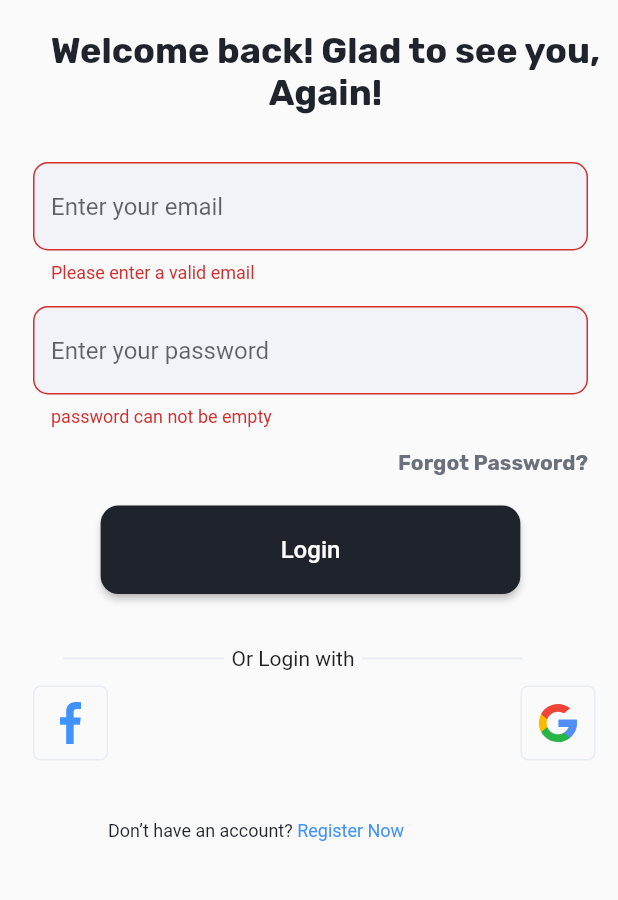
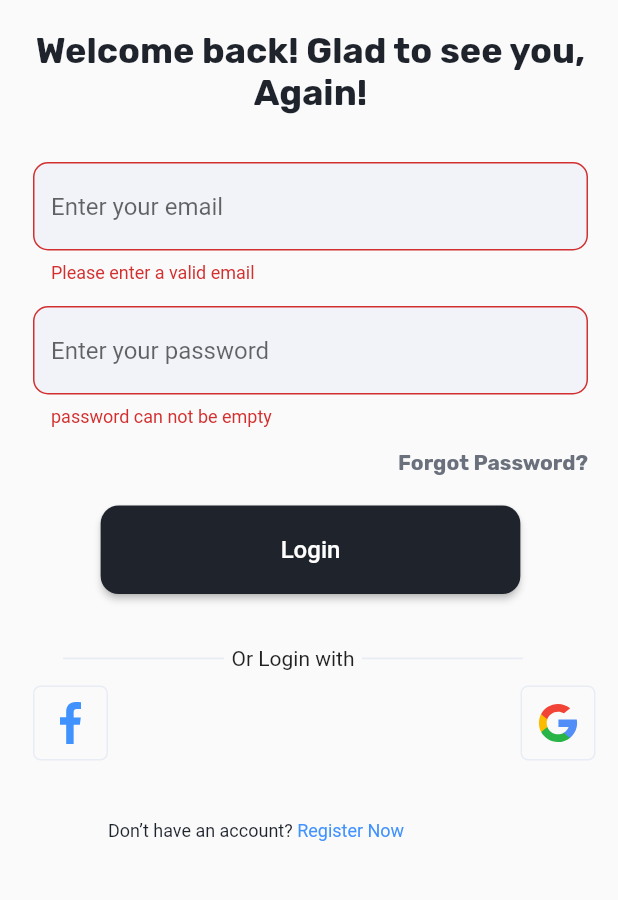
Before and after one commit to aminemharzi/Lkhdma_lik, a Flutter app: the screen it shows after launch, after a tap on "Login", on a phone screen of 412 x 824 dp, the part 108-1008 px from its top. Run offline on Flutter 3.47's test engine with Material 2 defaults, Android fonts, the phone set to English and light mode, and no system bars; our stand-ins replace email_validator, firebase_auth, firebase_core, flutter_svg, get, google_fonts and 5 more; accounts and stored records are empty; Roboto replaces fonts that are missing (Rubik Medium).

```diff
--- a/lib/Entreprise/Account/Login.dart
+++ b/lib/Entreprise/Account/Login.dart
@@ -75,13 +75,16 @@ class _LoginState extends State<Login> {
             SizedBox(
               height: 20,
             ),
-            Center(
+            Padding(padding: EdgeInsets.only(right: 20),
+            child:
+             Center(
                 child: Text("Welcome back! Glad to see you, Again!",
                     textAlign: TextAlign.center,
                     style: GoogleFonts.rubik(
                         fontSize: 24,
                         fontWeight: FontWeight.bold,
-                        color: Color(0xff1E232C)))),
+                        color: Color(0xff1E232C)))),),
+
             SizedBox(
               height: 32,
             ),
@@ -234,7 +237,7 @@ class _LoginState extends State<Login> {
                                           String reponse = await account.login(email.text, password.text);
 
                                           print(reponse.toString());
-                                          if(reponse.toString()=="NOT_EMAIL"){
+                                          if(reponse.toString()=="NOT EMAIL"){
                                             final snackBar = SnackBar(
                                                   content: Text("Email does not exist", style: TextStyle(color: Colors.white),),
                                                   backgroundColor: Colors.red,
--- a/lib/Entreprise/Home/Home.dart
+++ b/lib/Entreprise/Home/Home.dart
@@ -99,7 +99,7 @@ class _HomeEntrepriseState extends State<HomeEntreprise> {
   void initState() {
     // TODO: implement initState
     super.initState();
-    print("The google name"+FirebaseAuth.instance.currentUser!.displayName!);
+    //print("The google name"+FirebaseAuth.instance.currentUser!.displayName!);
   }
   List jobs = ["Designer", "Programmer", "Photographer", "Data Analyst"];
   @override
```
Also changed, not shown: lib/API/Constant.dart (+1 -18 lines), lib/API/Data_Function/Company_Account.dart (+12 -7 lines), lib/Auth/Auth_Service.dart (+10 -8 lines), lib/Entreprise/Account/Setting.dart (+10 -1 lines).
